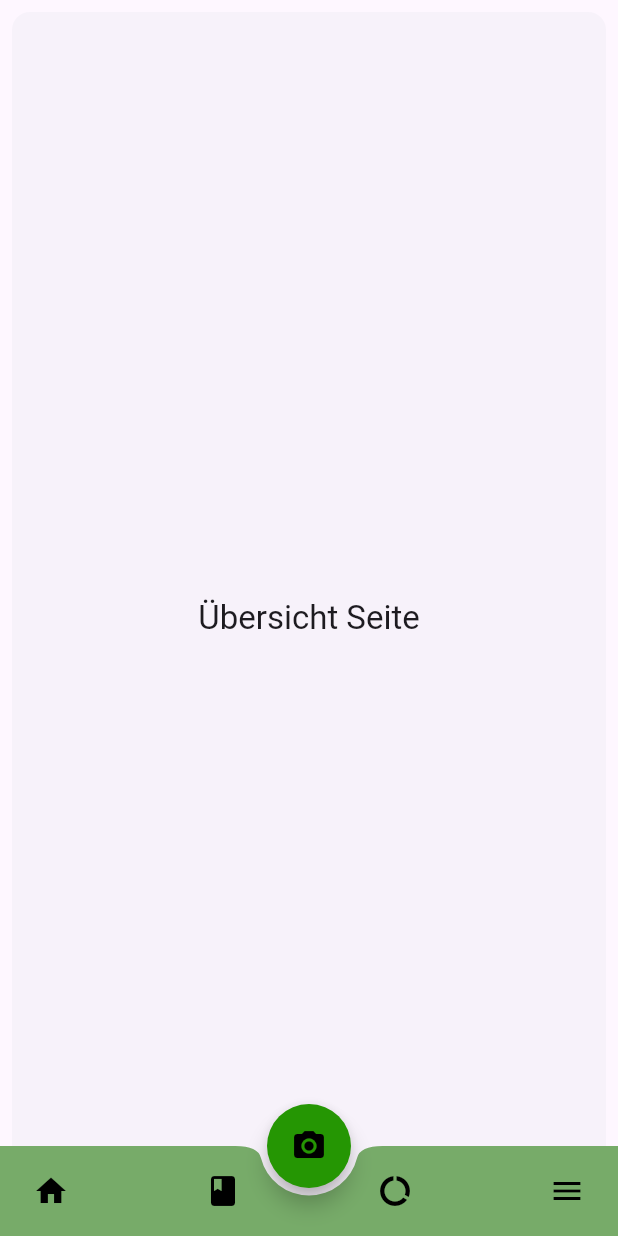
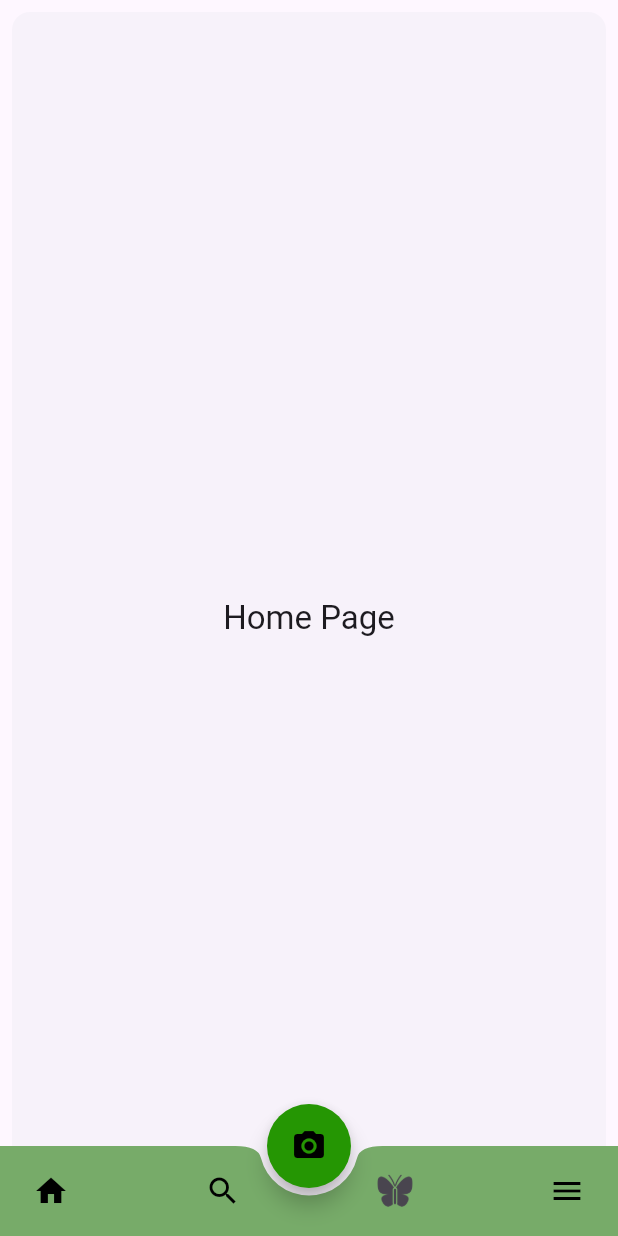
Before and after one commit to isjxn/butterflyapp, a Flutter app: the screen it shows after launch, on a phone screen of 412 x 824 dp. Run offline on Flutter 3.47's test engine with Material 3 defaults, Android fonts, the phone set to English and light mode, and no system bars; our stand-ins replace cloud_firestore, firebase_core; accounts and stored records are empty.

Commit message:
icon changes

```diff
--- a/lib/main.dart
+++ b/lib/main.dart
@@ -70,7 +70,7 @@ class _NavigationExampleState extends State<NavigationExample> {
             ),
             IconButton(
               icon: const Icon(
-                Icons.book,
+                Icons.search,
                 color: Colors.black,
               ),
               onPressed: () {
@@ -80,9 +80,10 @@ class _NavigationExampleState extends State<NavigationExample> {
               },
             ),
             IconButton(
-              icon: const Icon(
-                Icons.data_saver_off,
-                color: Colors.black,
+              icon: const ImageIcon(
+                AssetImage('assets/images/schmetterling.png'),  // Path to your custom icon
+                size: 24.0,  // Adjust the size as needed
+                // change color to black
               ),
             onPressed: () {
               setState(() {
@@ -105,47 +106,47 @@ class _NavigationExampleState extends State<NavigationExample> {
 
       // Body content changes based on current page index
       body: <Widget>[
-        // Übersicht page
+        // Home page
         Card(
           shadowColor: Colors.transparent,
           margin: const EdgeInsets.all(8.0),
           child: SizedBox.expand(
             child: Center(
               child: Text(
-                'Übersicht Seite',
+                'Home Page',
                 style: theme.textTheme.titleLarge,
               ),
             ),
           ),
         ),
-        // Bericht page
+        // Search page, search via traits -> boolean
         Card(
           shadowColor: Colors.transparent,
           margin: const EdgeInsets.all(8.0),
           child: SizedBox.expand(
             child: Center(
               child: Text(
-                'Bericht Seite',
+                'Search Page',
                 style: theme.textTheme.titleLarge,
               ),
             ),
           ),
         ),
-        // Add Button page
+        // todo: Camera integation here
         Card(
           shadowColor: Colors.transparent,
           margin: const EdgeInsets.all(8.0),
           child: SizedBox.expand(
             child: Center(
               child: Text(
-                'Add Button Page',
+                'Add Image Page',
                 style: theme.textTheme.titleLarge,
               ),
             ),
           ),
         ),
-        // Data page
-        const DataPage(),  // Replaced the hardcoded DataPage with the real-time DataPage
+        // Data from Firebase
+        const DataPage(),
         // Menu page
         Card(
           shadowColor: Colors.transparent,
--- a/pubspec.yaml
+++ b/pubspec.yaml
@@ -63,6 +63,8 @@ flutter:
   # the material Icons class.
   uses-material-design: true
 
+  assets:
+    - assets/images/
   # To add assets to your application, add an assets section, like this:
   # assets:
   #   - images/a_dot_burr.jpeg
```
Also changed, not shown: assets/images/schmetterling.png (added). Lines whose indentation alone changed are shown as unchanged.
